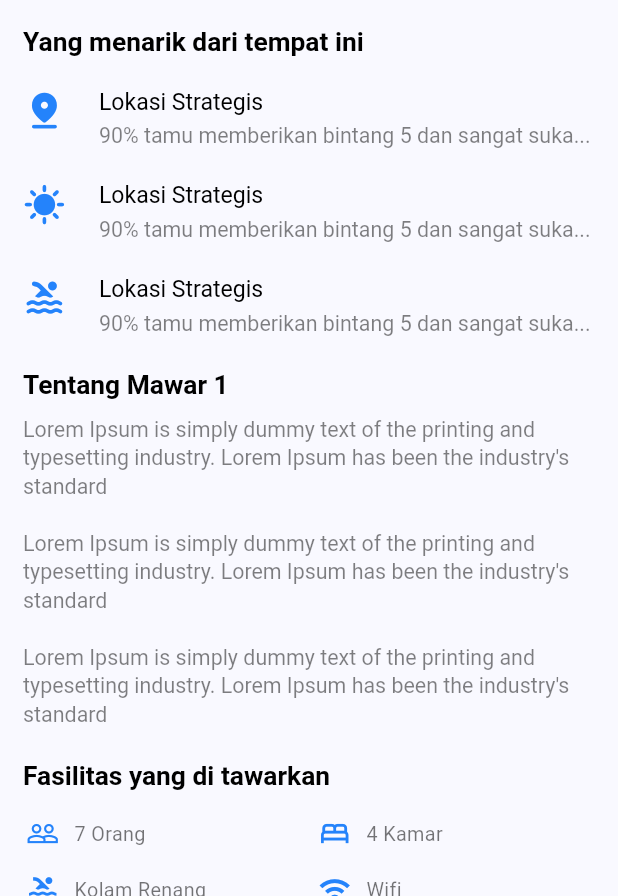
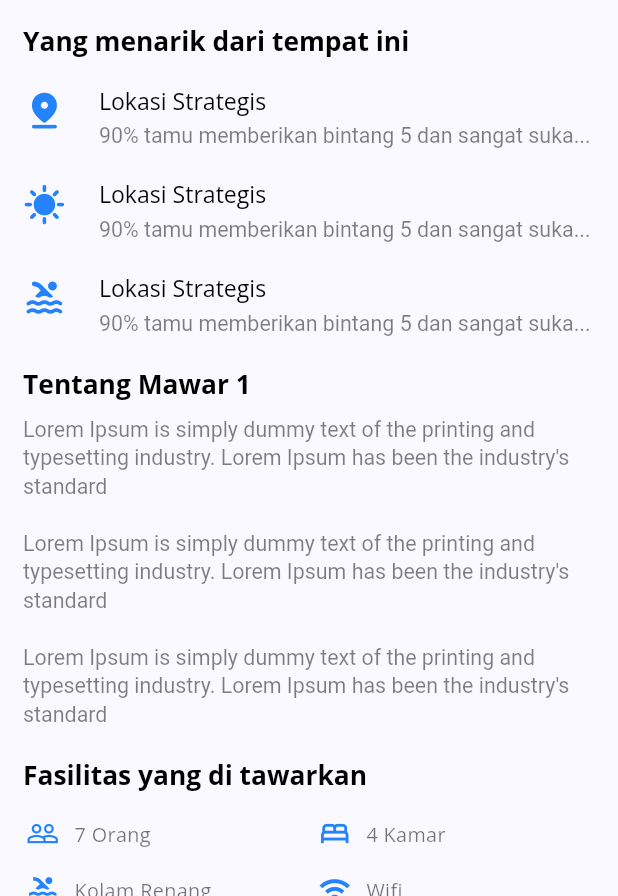
Before and after one commit to rogersovich/villa_idealis, a Flutter app: the screen it shows after launch, after a tap on "Detail", on a phone screen of 412 x 824 dp, the part 340-1236 px from its top. Run offline on Flutter 3.47's test engine with Material 2 defaults, Android fonts, the phone set to English and light mode, and no system bars; drawn by our look-alikes of carousel_slider; our stand-ins replace dio, hexcolor; network calls fail.

Commit message:
Update Fonts

```diff
--- a/lib/main.dart
+++ b/lib/main.dart
@@ -17,6 +17,7 @@ class MyApp extends StatelessWidget {
       title: 'Idealis App',
       theme: ThemeData(
           useMaterial3: true,
+          fontFamily: 'Open Sans',
           colorScheme: ColorScheme.fromSeed(seedColor: kPrimaryColor)
               .copyWith(background: kWhiteColor)),
       initialRoute: Routes.home, //? Set the initial route
--- a/lib/src/core/utils/button_util.dart
+++ b/lib/src/core/utils/button_util.dart
@@ -42,7 +42,7 @@ TextButton buildTextButton(BuildContext context, String text,
     double width = 100,
     double height = 30,
     double fontSize = 12,
-    FontWeight? fontWeight,
+    FontWeight fontWeight = FontWeight.normal,
     Color? color,
     EdgeInsets padding = const EdgeInsets.symmetric(horizontal: 4, vertical: 2),
     IconData? icon,
@@ -76,7 +76,7 @@ TextButton buildTextButton(BuildContext context, String text,
             getProportionateScreenWidth(context, width),
             getProportionateScreenWidth(context, height),
             getProportionateScreenWidth(context, fontSize),
-            convertToFontWeight(weight: 500),
+            fontWeight,
             color ?? kPrimaryColor,
             getProportionateScreenWidth(context, padding.horizontal),
             getProportionateScreenWidth(context, padding.vertical),
@@ -95,7 +95,7 @@ TextButton buildTextButton(BuildContext context, String text,
           getProportionateScreenWidth(context, width),
           getProportionateScreenWidth(context, height),
           getProportionateScreenWidth(context, fontSize),
-          convertToFontWeight(weight: 500),
+          fontWeight,
           color ?? kPrimaryColor,
           getProportionateScreenWidth(context, padding.horizontal),
           getProportionateScreenWidth(context, padding.vertical),
@@ -112,7 +112,7 @@ ElevatedButton buildElevatedButton(BuildContext context, String text,
     double width = 130,
     double height = 30,
     double fontSize = 12,
-    FontWeight? fontWeight,
+    FontWeight fontWeight = FontWeight.normal,
     Color? color,
     Color? bgColor,
     Color? shadowColor,
@@ -148,7 +148,7 @@ ElevatedButton buildElevatedButton(BuildContext context, String text,
           getProportionateScreenWidth(context, width),
           getProportionateScreenWidth(context, height),
           getProportionateScreenWidth(context, fontSize),
-          convertToFontWeight(weight: 500),
+          fontWeight,
           onPressed != null ? color ?? kWhiteColor : null,
           onPressed != null ? bgColor ?? kPrimaryColor : null,
           getProportionateScreenWidth(context, padding.horizontal),
@@ -171,7 +171,7 @@ ElevatedButton buildElevatedButton(BuildContext context, String text,
           getProportionateScreenWidth(context, width),
           getProportionateScreenWidth(context, height),
           getProportionateScreenWidth(context, fontSize),
-          convertToFontWeight(weight: 500),
+          fontWeight,
           onPressed != null ? color ?? kWhiteColor : null,
           onPressed != null ? bgColor ?? kPrimaryColor : null,
           getProportionateScreenWidth(context, padding.horizontal),
@@ -191,7 +191,7 @@ OutlinedButton buildOutlinedButton(BuildContext context, String text,
     double width = 130,
     double height = 30,
     double fontSize = 12,
-    FontWeight? fontWeight,
+    FontWeight fontWeight = FontWeight.normal,
     Color? color,
     Color? borderColor,
     Color? bgColor,
@@ -211,7 +211,7 @@ OutlinedButton buildOutlinedButton(BuildContext context, String text,
             getProportionateScreenWidth(context, width),
             getProportionateScreenWidth(context, height),
             getProportionateScreenWidth(context, fontSize),
-            convertToFontWeight(weight: 500),
+            fontWeight,
             color ?? kPrimaryColor,
             bgColor ?? Colors.transparent,
             borderColor ?? kPrimaryColor,
@@ -229,7 +229,7 @@ OutlinedButton buildOutlinedButton(BuildContext context, String text,
           getProportionateScreenWidth(context, width),
           getProportionateScreenWidth(context, height),
           getProportionateScreenWidth(context, fontSize),
-          convertToFontWeight(weight: 500),
+          fontWeight,
           color ?? kPrimaryColor,
           bgColor ?? Colors.transparent,
           borderColor ?? kPrimaryColor,
--- a/lib/src/feature/home/presentation/pages/home_pages.dart
+++ b/lib/src/feature/home/presentation/pages/home_pages.dart
@@ -34,7 +34,7 @@ class _HomePagesState extends State<HomePages> {
         backgroundColor: kWhiteColor,
         surfaceTintColor: kWhiteColor,
         title: buildTextCustom(context, 'Beranda',
-            color: kBlackColor, fontSize: 16, weight: 'w600'),
+            color: kBlackColor, fontSize: 16, weight: 'w700'),
         leading: IconButton(
           icon: const Icon(Icons.home),
           onPressed: () => {},
@@ -81,7 +81,7 @@ class _HomePagesState extends State<HomePages> {
                 crossAxisAlignment: CrossAxisAlignment.center,
                 children: [
                   buildTextCustom(context, 'Blok Mawar',
-                      weight: 'w500', fontSize: 16),
+                      weight: 'w700', fontSize: 16),
                   buildTextButton(context, 'Lebih banyak',
                       onPressed: () => {},
                       width: 120,
--- a/lib/src/feature/villla/presentation/pages/villa_pages.dart
+++ b/lib/src/feature/villla/presentation/pages/villa_pages.dart
@@ -113,7 +113,7 @@ class _VillaPagesState extends State<VillaPages> {
                   children: [
                     //todo Interesting Points
                     buildTextCustom(context, 'Yang menarik dari tempat ini',
-                        weight: 'w600', fontSize: 16),
+                        weight: 'w700', fontSize: 16),
                     SizedBox(height: getProportionateScreenWidth(context, 20)),
                     Column(
                       children: [
@@ -228,7 +228,7 @@ class _VillaPagesState extends State<VillaPages> {
                     SizedBox(height: getProportionateScreenWidth(context, 20)),
                     //todo Description
                     buildTextCustom(context, 'Tentang Mawar 1',
-                        weight: 'w600', fontSize: 16),
+                        weight: 'w700', fontSize: 16),
                     SizedBox(height: getProportionateScreenWidth(context, 10)),
                     RichText(
                         text: TextSpan(
@@ -259,7 +259,7 @@ class _VillaPagesState extends State<VillaPages> {
                     SizedBox(height: getProportionateScreenWidth(context, 20)),
                     //todo List Fasilitas
                     buildTextCustom(context, 'Fasilitas yang di tawarkan',
-                        weight: 'w600', fontSize: 16),
+                        weight: 'w700', fontSize: 16),
                     SizedBox(height: getProportionateScreenWidth(context, 10)),
                     GridView.builder(
                       shrinkWrap: true,
@@ -296,7 +296,9 @@ class _VillaPagesState extends State<VillaPages> {
                       },
                     ),
                     SizedBox(height: getProportionateScreenWidth(context, 5)),
-                    buildOutlinedButton(context, "Lihat semua fasilitas",
+                    buildOutlinedButton(
+                      context,
+                      "Lihat semua fasilitas",
                       onPressed: () => {
                         showModalBottomSheet<void>(
                           context: context,
@@ -307,7 +309,9 @@ class _VillaPagesState extends State<VillaPages> {
                         )
                       },
                       width: double.infinity,
-                        height: 34),
+                      height: 34,
+                      fontSize: 12,
+                    ),
                     SizedBox(height: getProportionateScreenWidth(context, 20)),
                     Card(
                       elevation: 0,
@@ -330,7 +334,7 @@ class _VillaPagesState extends State<VillaPages> {
                               mainAxisAlignment: MainAxisAlignment.spaceBetween,
                               children: [
                                 buildTextCustom(context, 'Mawar 1',
-                                    fontSize: 14, weight: 'w500'),
+                                    fontSize: 14, weight: 'w700'),
                                 Row(
                                   mainAxisAlignment: MainAxisAlignment.start,
                                   crossAxisAlignment: CrossAxisAlignment.center,
```
Also changed, not shown: lib/src/feature/villla/presentation/widgets/modal_all_image_widget.dart (+10 -7 lines), pubspec.yaml (+17 -12 lines), assets/fonts/OpenSans-Bold.ttf (added), assets/fonts/OpenSans-ExtraBold.ttf (added), assets/fonts/OpenSans-Light.ttf (added), assets/fonts/OpenSans-Medium.ttf (added), assets/fonts/OpenSans-Regular.ttf (added), assets/fonts/OpenSans-SemiBold.ttf (added), assets/fonts/PlayfairDisplay-Regular.ttf (added). Lines whose indentation alone changed are shown as unchanged.
